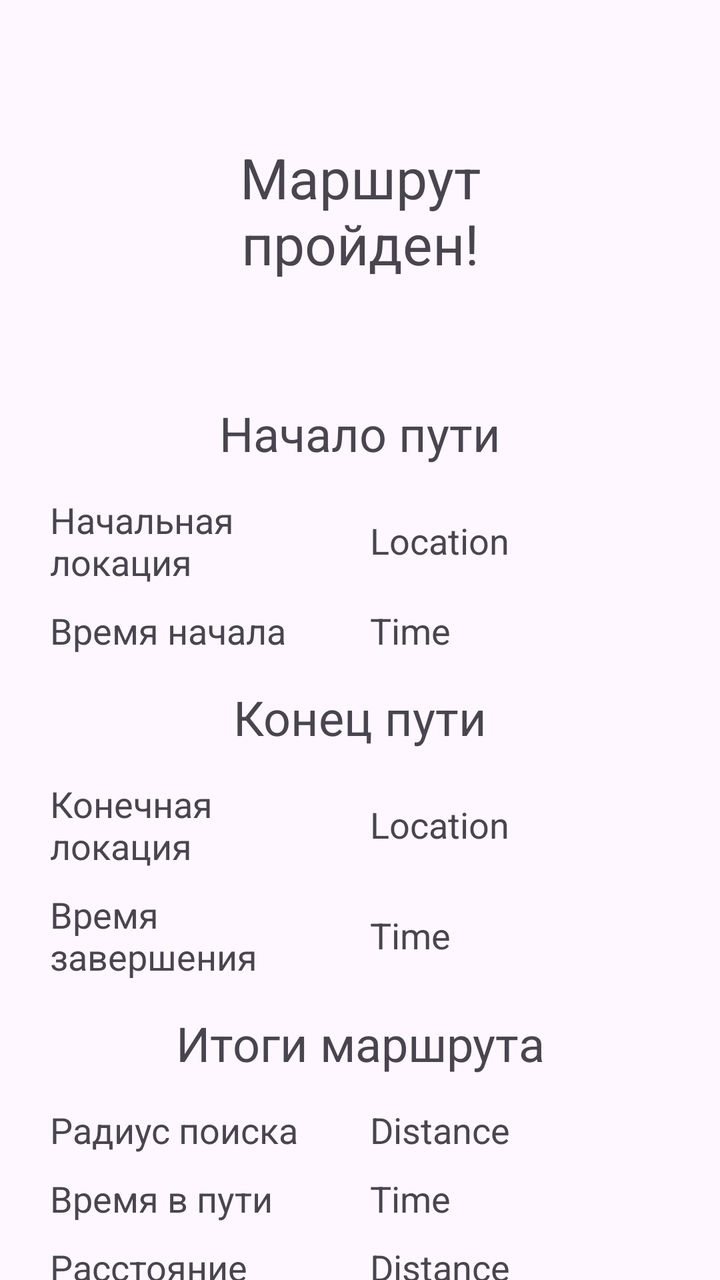
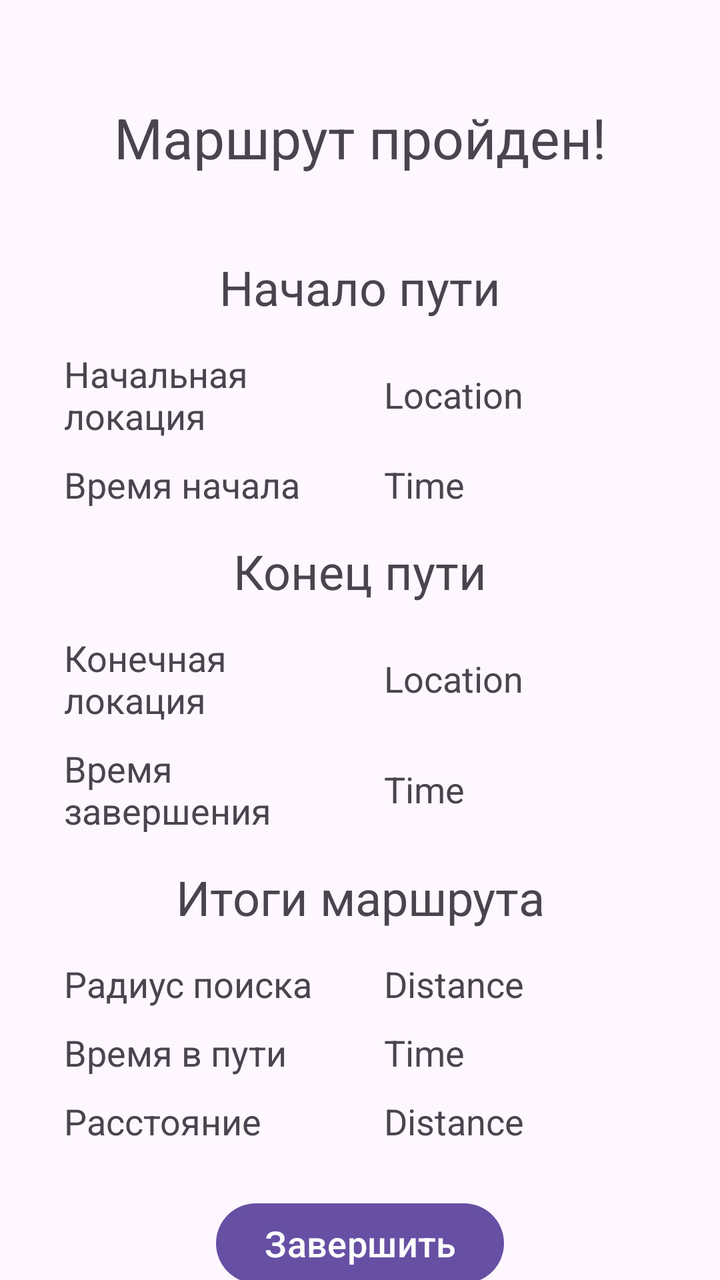

The first picture is an Android layout as it rendered before a commit; the second is the same layout after the commit. The layout source and the unified diff follow.
<!-- AndroidManifest.xml: application theme Base.Theme.TestMapKit -->
<!-- res/layout/fragment_finish.xml -->
<?xml version="1.0" encoding="utf-8"?>
<androidx.constraintlayout.widget.ConstraintLayout xmlns:android="http://schemas.android.com/apk/res/android"
    xmlns:tools="http://schemas.android.com/tools"
    android:layout_width="match_parent"
    android:layout_height="match_parent"
    xmlns:app="http://schemas.android.com/apk/res-auto"
    tools:context=".fragments.location.FinishFragment">

    <LinearLayout
        android:id="@+id/ll_finish"
        android:layout_width="match_parent"
        android:layout_height="wrap_content"
        app:layout_constraintStart_toStartOf="parent"
        app:layout_constraintEnd_toEndOf="parent"
        app:layout_constraintTop_toTopOf="parent"
        android:orientation="vertical"
        android:layout_margin="20dp"
        >

        <TextView
            android:layout_width="wrap_content"
            android:layout_height="wrap_content"
            android:text="Маршрут пройден!"
            android:gravity="center"
            android:layout_margin="50dp"
            android:textSize="@dimen/text_title_extra"/>

        <TextView
            android:layout_width="match_parent"
            android:layout_height="wrap_content"
            android:layout_margin="10dp"
            android:textSize="@dimen/text_title"
            android:text="Начало пути"
            android:gravity="center"/>

        <LinearLayout
            android:layout_width="match_parent"
            android:layout_height="wrap_content"
            android:orientation="horizontal">

            <TextView
                android:layout_width="@dimen/text_view_width_extra"
                android:layout_height="wrap_content"
                android:layout_margin="5dp"
                android:gravity="center_vertical"
                android:text="Начальная локация"
                android:textSize="@dimen/text_normal" />

            <TextView
                android:id="@+id/tv_finish_route_start_location"
                android:layout_width="match_parent"
                android:layout_height="wrap_content"
                android:layout_margin="5dp"
                android:layout_gravity="center"
                android:textSize="@dimen/text_normal"
                android:text="Location" />

        </LinearLayout>

        <LinearLayout
            android:layout_width="match_parent"
            android:layout_height="wrap_content"
            android:orientation="horizontal">

            <TextView
                android:layout_width="@dimen/text_view_width_extra"
                android:layout_height="wrap_content"
                android:layout_margin="5dp"
                android:textSize="@dimen/text_normal"
                android:text="Время начала"
                android:gravity="center_vertical"/>

            <TextView
                android:id="@+id/tv_finish_route_start_time"
                android:layout_width="match_parent"
                android:layout_height="wrap_content"
                android:layout_margin="5dp"
                android:layout_gravity="center"
                android:textSize="@dimen/text_normal"
                android:text="Time" />

        </LinearLayout>

        <TextView
            android:layout_width="match_parent"
            android:layout_height="wrap_content"
            android:layout_margin="10dp"
            android:textSize="@dimen/text_title"
            android:text="Конец пути"
            android:gravity="center"/>

        <LinearLayout
            android:layout_width="match_parent"
            android:layout_height="wrap_content"
            android:orientation="horizontal">

            <TextView
                android:layout_width="@dimen/text_view_width_extra"
                android:layout_height="wrap_content"
                android:layout_margin="5dp"
                android:textSize="@dimen/text_normal"
                android:text="Конечная локация"
                android:gravity="center_vertical"/>

            <TextView
                android:id="@+id/tv_finish_route_finish_location"
                android:layout_width="match_parent"
                android:layout_height="wrap_content"
                android:layout_margin="5dp"
                android:layout_gravity="center"
                android:textSize="@dimen/text_normal"
                android:text="Location" />

        </LinearLayout>

        <LinearLayout
            android:layout_width="match_parent"
            android:layout_height="wrap_content"
            android:orientation="horizontal">

            <TextView
                android:layout_width="@dimen/text_view_width_extra"
                android:layout_height="wrap_content"
                android:layout_margin="5dp"
                android:textSize="@dimen/text_normal"
                android:text="Время завершения"
                android:gravity="center_vertical"/>

            <TextView
                android:id="@+id/tv_finish_route_finish_time"
                android:layout_width="match_parent"
                android:layout_height="wrap_content"
                android:layout_margin="5dp"
                android:layout_gravity="center"
                android:textSize="@dimen/text_normal"
                android:text="Time" />

        </LinearLayout>


        <TextView
            android:layout_width="match_parent"
            android:layout_height="wrap_content"
            android:layout_margin="10dp"
            android:textSize="@dimen/text_title"
            android:text="Итоги маршрута"
            android:gravity="center"/>

        <LinearLayout
            android:layout_width="match_parent"
            android:layout_height="wrap_content"
            android:orientation="horizontal">

            <TextView
                android:layout_width="@dimen/text_view_width_extra"
                android:layout_height="wrap_content"
                android:layout_margin="5dp"
                android:textSize="@dimen/text_normal"
                android:text="Радиус поиска"
                android:gravity="center_vertical"/>

            <TextView
                android:id="@+id/tv_finish_route_radius"
                android:layout_width="match_parent"
                android:layout_height="wrap_content"
                android:layout_margin="5dp"
                android:layout_gravity="center"
                android:textSize="@dimen/text_normal"
                android:text="Distance" />

        </LinearLayout>

        <LinearLayout
            android:layout_width="match_parent"
            android:layout_height="wrap_content"
            android:orientation="horizontal">

            <TextView
                android:layout_width="@dimen/text_view_width_extra"
                android:layout_height="wrap_content"
                android:layout_margin="5dp"
                android:textSize="@dimen/text_normal"
                android:text="Время в пути"
                android:gravity="center_vertical"/>

            <TextView
                android:id="@+id/tv_finish_route_time"
                android:layout_width="match_parent"
                android:layout_height="wrap_content"
                android:layout_margin="5dp"
                android:layout_gravity="center"
                android:textSize="@dimen/text_normal"
                android:text="Time" />

        </LinearLayout>


        <LinearLayout
            android:layout_width="match_parent"
            android:layout_height="wrap_content"
            android:orientation="horizontal">

            <TextView
                android:layout_width="@dimen/text_view_width_extra"
                android:layout_height="wrap_content"
                android:layout_margin="5dp"
                android:textSize="@dimen/text_normal"
                android:text="Расстояние"
                android:gravity="center_vertical"/>

            <TextView
                android:id="@+id/tv_finish_route_distance"
                android:layout_width="match_parent"
                android:layout_height="wrap_content"
                android:layout_margin="5dp"
                android:layout_gravity="center"
                android:textSize="@dimen/text_normal"
                android:text="Distance" />

        </LinearLayout>
    </LinearLayout>

    <Button
        android:id="@+id/btn_finish"
        android:layout_width="wrap_content"
        android:layout_height="wrap_content"
        android:layout_margin="20dp"
        android:text="Завершить"
        android:textSize="@dimen/text_normal"
        app:layout_constraintStart_toStartOf="parent"
        app:layout_constraintEnd_toEndOf="parent"
        app:layout_constraintTop_toBottomOf="@id/ll_finish"/>


</androidx.constraintlayout.widget.ConstraintLayout>
<!-- resources referenced by this layout -->
<resources>
  <dimen name="text_normal">18sp</dimen>
  <dimen name="text_title">24sp</dimen>
  <dimen name="text_title_extra">28sp</dimen>
  <dimen name="text_view_width_extra">150dp</dimen>
  <style name="Base.Theme.TestMapKit" parent="Theme.Material3.DayNight.NoActionBar">
  
      </style>
</resources>

<!-- the commit's change to res/layout/fragment_finish.xml (unified diff, before → after) -->
@@ -8,7 +8,7 @@
 
     <LinearLayout
         android:id="@+id/ll_finish"
-        android:layout_width="match_parent"
+        android:layout_width="wrap_content"
         android:layout_height="wrap_content"
         app:layout_constraintStart_toStartOf="parent"
         app:layout_constraintEnd_toEndOf="parent"
@@ -18,11 +18,11 @@
         >
 
         <TextView
-            android:layout_width="wrap_content"
+            android:layout_width="match_parent"
             android:layout_height="wrap_content"
             android:text="Маршрут пройден!"
             android:gravity="center"
-            android:layout_margin="50dp"
+            android:layout_margin="30dp"
             android:textSize="@dimen/text_title_extra"/>
 
         <TextView
